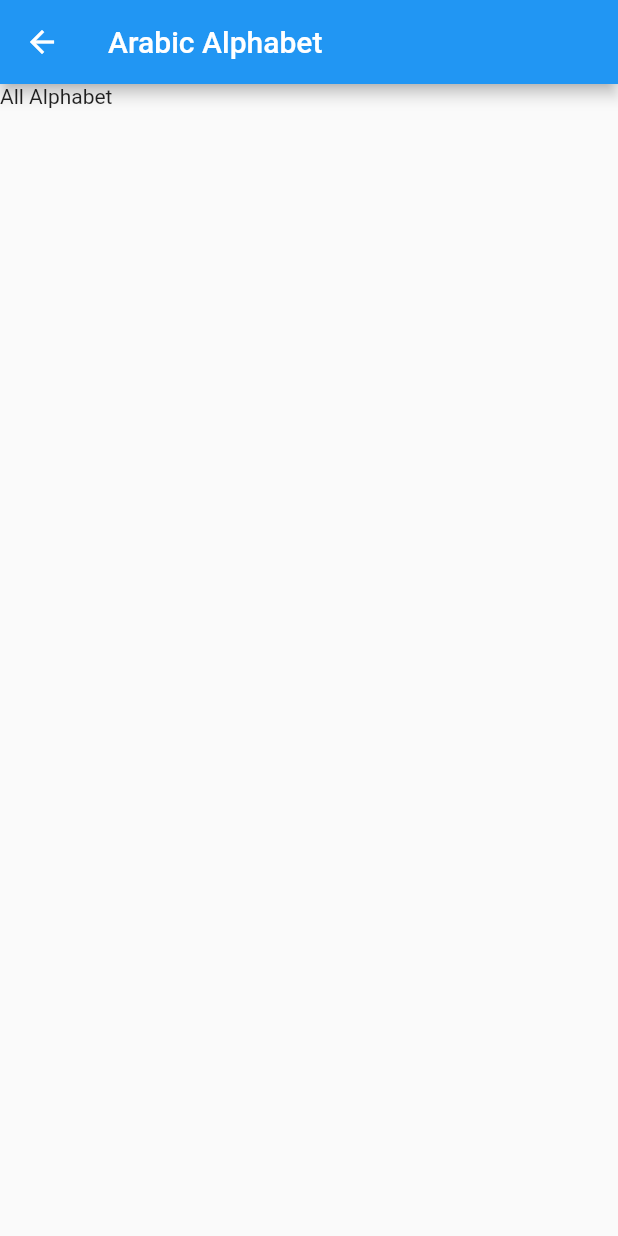
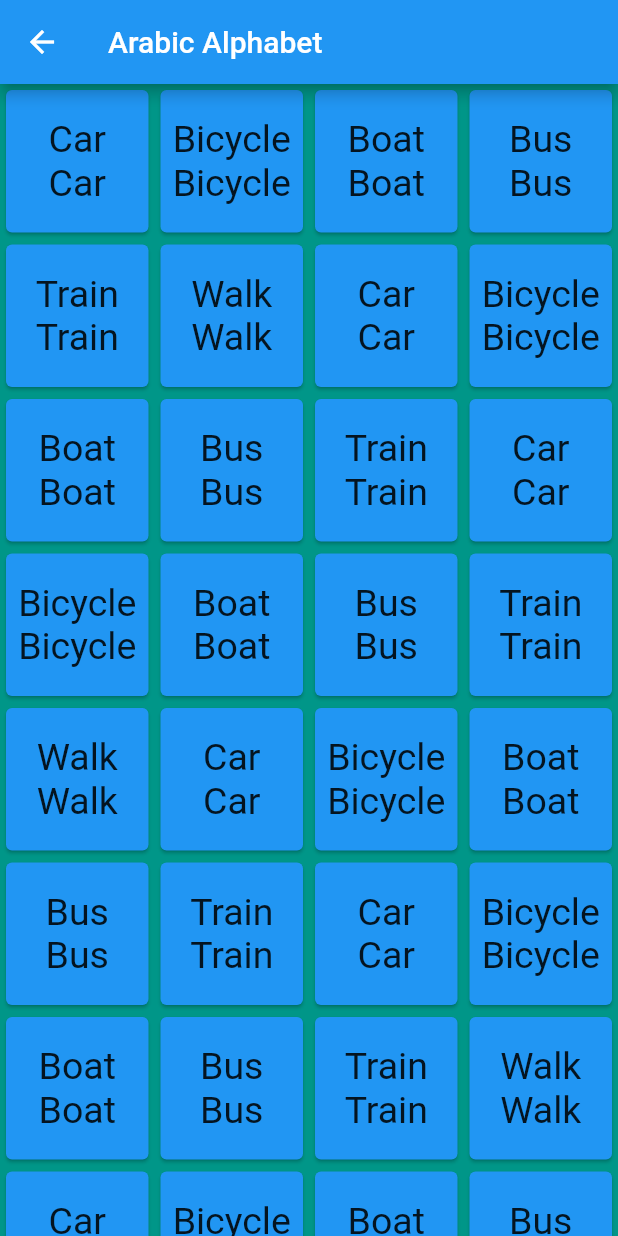
Before and after one commit to kanaks2010/arabicforchild, a Flutter app: the ArabicForChild screen opened directly, after a tap on "Arabic Alphabet", on a phone screen of 412 x 824 dp. Run offline on Flutter 3.47's test engine with Material 2 defaults, Android fonts, the phone set to English and light mode, and no system bars.

Commit message:
grid update

```diff
--- a/lib/alphabet.dart
+++ b/lib/alphabet.dart
@@ -1,3 +1,4 @@
+import 'dart:io';
 
 import 'package:flutter/cupertino.dart';
 import 'package:flutter/material.dart';
@@ -15,10 +16,87 @@ class AlphabetState extends State<Alphabet> {
   @override
   Widget build(BuildContext context) {
     return Scaffold(
-      appBar: AppBar(
-        title: Text("Arabic Alphabet"),
-      ),
-      body: Text("All Alphabet")
-    );
+        appBar: AppBar(
+          title: Text("Arabic Alphabet"),
+        ),
+        body: Container(
+          decoration: new BoxDecoration(color: Colors.teal),
+          child: GridView.count(
+              crossAxisCount: 4,
+              children: List.generate(choices.length, (index) {
+                return Center(
+                  child: ChoiceCard(choice: choices[index]),
+                );
+              })),
+        ));
   }
 }
+
+class ChoiceCard extends StatelessWidget {
+  const ChoiceCard({Key key, this.choice}) : super(key: key);
+  final Choice choice;
+
+  @override
+  Widget build(BuildContext context) {
+    /// final TextStyle textStyle = Theme.of(context).textTheme.display2;
+    return Card(
+        color: Colors.blue,
+        child: Center(
+            child: InkWell(
+          onTap: () {
+            print(this.choice.title);
+            print("Tap on grid");
+          },
+          child: Column(
+              mainAxisSize: MainAxisSize.min,
+              crossAxisAlignment: CrossAxisAlignment.center,
+              children: <Widget>[
+                Text(choice.title, style: TextStyle(fontSize: 25)),
+                Text(choice.title, style: TextStyle(fontSize: 25)),
+              ]),
+        )));
+  }
+}
+
+class Choice {
+  const Choice({this.title, this.icon});
+
+  final String title;
+  final IconData icon;
+}
+
+const List<Choice> choices = const <Choice>[
+  const Choice(title: 'Car', icon: Icons.directions_car),
+  const Choice(title: 'Bicycle', icon: Icons.directions_bike),
+  const Choice(title: 'Boat', icon: Icons.directions_boat),
+  const Choice(title: 'Bus', icon: Icons.directions_bus),
+  const Choice(title: 'Train', icon: Icons.directions_railway),
+  const Choice(title: 'Walk', icon: Icons.directions_walk),
+  const Choice(title: 'Car', icon: Icons.directions_car),
+  const Choice(title: 'Bicycle', icon: Icons.drafts),
+  const Choice(title: 'Boat', icon: Icons.dvr),
+  const Choice(title: 'Bus', icon: Icons.copyright),
+  const Choice(title: 'Train', icon: Icons.cloud_off),
+  const Choice(title: 'Car', icon: Icons.directions_car),
+  const Choice(title: 'Bicycle', icon: Icons.directions_bike),
+  const Choice(title: 'Boat', icon: Icons.directions_boat),
+  const Choice(title: 'Bus', icon: Icons.directions_bus),
+  const Choice(title: 'Train', icon: Icons.directions_railway),
+  const Choice(title: 'Walk', icon: Icons.directions_walk),
+  const Choice(title: 'Car', icon: Icons.directions_car),
+  const Choice(title: 'Bicycle', icon: Icons.drafts),
+  const Choice(title: 'Boat', icon: Icons.dvr),
+  const Choice(title: 'Bus', icon: Icons.copyright),
+  const Choice(title: 'Train', icon: Icons.cloud_off),
+  const Choice(title: 'Car', icon: Icons.directions_car),
+  const Choice(title: 'Bicycle', icon: Icons.directions_bike),
+  const Choice(title: 'Boat', icon: Icons.directions_boat),
+  const Choice(title: 'Bus', icon: Icons.directions_bus),
+  const Choice(title: 'Train', icon: Icons.directions_railway),
+  const Choice(title: 'Walk', icon: Icons.directions_walk),
+  const Choice(title: 'Car', icon: Icons.directions_car),
+  const Choice(title: 'Bicycle', icon: Icons.drafts),
+  const Choice(title: 'Boat', icon: Icons.dvr),
+  const Choice(title: 'Bus', icon: Icons.copyright),
+  const Choice(title: 'Train', icon: Icons.cloud_off),
+];
--- a/lib/main.dart
+++ b/lib/main.dart
@@ -5,7 +5,7 @@ import 'alphabet.dart';
 void main() {
   runApp(MaterialApp(
     title: 'Bangla Quran',
-    home: ArabicForChild(),
+    home: Alphabet(),
     debugShowCheckedModeBanner: false,
   ));
 }
@@ -19,6 +19,9 @@ class ArabicForChildState extends State<ArabicForChild> {
   void initState() {
     super.initState();
   }
+
+  var bgColor = Color(0xff000000);
+  var textColor = Color(0xffffffff);
 
   @override
   Widget build(BuildContext context) {
@@ -44,6 +47,9 @@ class ArabicForChildState extends State<ArabicForChild> {
                   left: 80,
                   child: InkWell(
                       onTap: () {
+                        setState(() {
+                          this.bgColor = Color(0xFFFFFFFF);
+                        });
                         Navigator.push(
                           context,
                           MaterialPageRoute(
@@ -53,7 +59,7 @@ class ArabicForChildState extends State<ArabicForChild> {
                       child: Container(
                         width: MediaQuery.of(context).size.width * 0.6,
                         padding: EdgeInsets.all(10),
-                        color: Colors.black,
+                        color: bgColor,
                         child: Text(
                           "Arabic Alphabet",
                           style: TextStyle(
@@ -71,7 +77,7 @@ class ArabicForChildState extends State<ArabicForChild> {
                       child: Container(
                         width: MediaQuery.of(context).size.width * 0.6,
                         padding: EdgeInsets.all(10),
-                        color: Colors.black,
+                        color: bgColor,
                         child: Text("Vocalization",
                             style: TextStyle(
                                 color: Colors.pink,
@@ -87,7 +93,7 @@ class ArabicForChildState extends State<ArabicForChild> {
                       child: Container(
                         width: MediaQuery.of(context).size.width * 0.6,
                         padding: EdgeInsets.all(10),
-                        color: Colors.black,
+                        color: bgColor,
                         child: Text("Shaps of letters",
                             style: TextStyle(
                                 color: Colors.pink,
```
